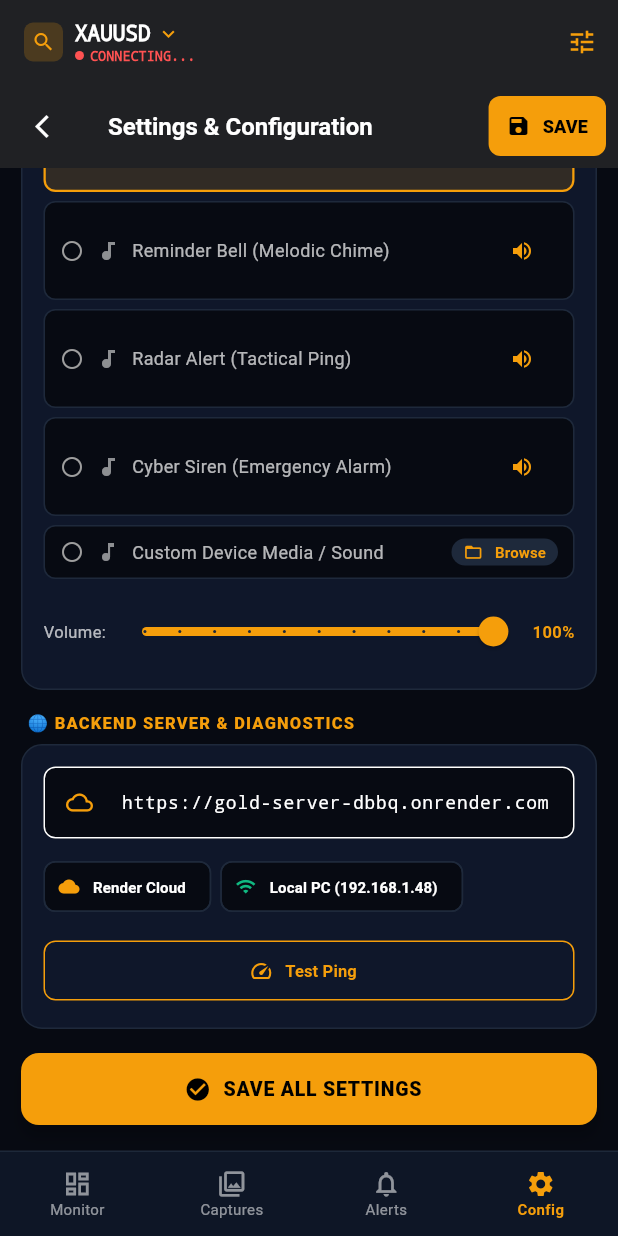
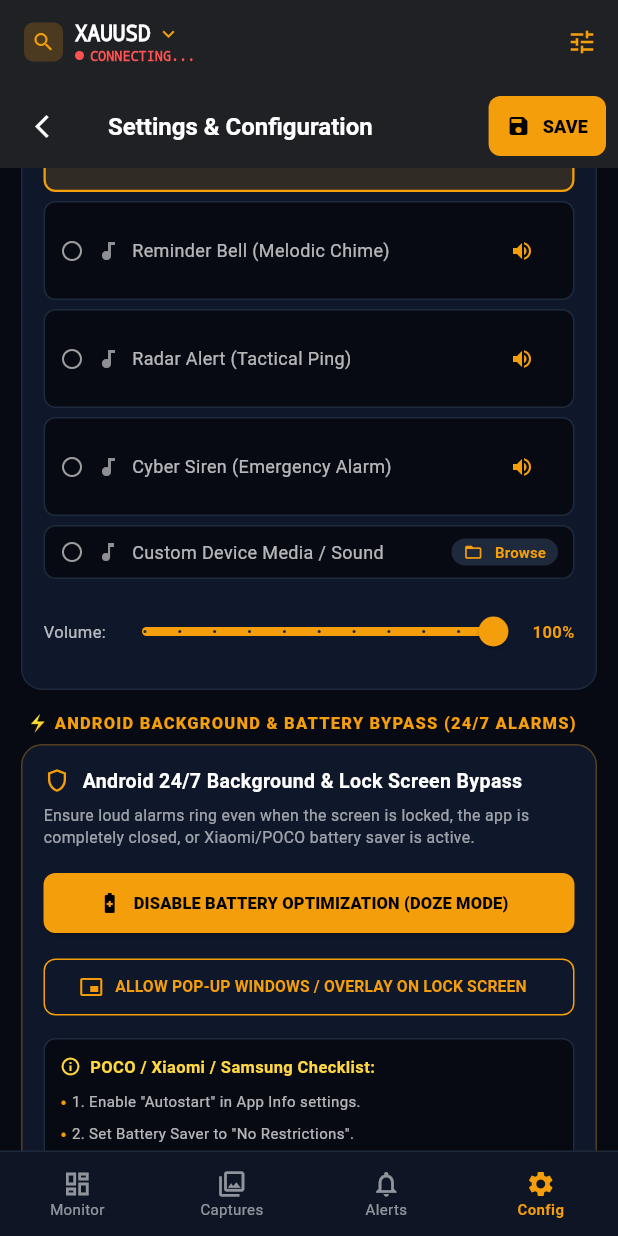
Before and after one commit to Jaspinder-18/gold_mobile_app-, a Flutter app: the screen it shows after launch, item 4 of the bottom bar chosen, scrolled down 1152 dp, on a phone screen of 412 x 824 dp. Run offline on Flutter 3.47's test engine with Material 3 defaults, Android fonts, the phone set to English and light mode, and no system bars; our stand-ins replace audioplayers, cached_network_image, file_picker, firebase_core, firebase_messaging, flutter_local_notifications and 3 more; missing offline and left inert: flutter_foreground_task; accounts and stored records are empty; network calls fail; statements that could not run were skipped.

Commit message:
fix(mobile): silent background service channel, battery optimization bypass, and custom price alert fixes

```diff
--- a/lib/screens/settings_screen.dart
+++ b/lib/screens/settings_screen.dart
@@ -288,7 +288,13 @@ class _SettingsScreenState extends State<SettingsScreen> {
 
           const SizedBox(height: 14),
 
-          // 5. SERVER DIAGNOSTICS & PING TEST
+          // 5. ANDROID BACKGROUND & BATTERY SECURITY BYPASS
+          _buildSectionHeader('⚡ ANDROID BACKGROUND & BATTERY BYPASS (24/7 ALARMS)'),
+          _buildAndroidSecurityBypassCard(),
+
+          const SizedBox(height: 14),
+
+          // 6. SERVER DIAGNOSTICS & PING TEST
           _buildSectionHeader('🌐 BACKEND SERVER & DIAGNOSTICS'),
           _buildServerDiagnosticsCard(),
 
@@ -1061,6 +1067,129 @@ class _SettingsScreenState extends State<SettingsScreen> {
     );
   }
 
+  Widget _buildAndroidSecurityBypassCard() {
+    return Container(
+      padding: const EdgeInsets.all(14),
+      decoration: BoxDecoration(
+        color: const Color(0xFF0F172A),
+        borderRadius: BorderRadius.circular(14),
+        border: Border.all(color: const Color(0xFFF59E0B).withValues(alpha: 0.3)),
+      ),
+      child: Column(
+        crossAxisAlignment: CrossAxisAlignment.start,
+        children: [
+          const Row(
+            children: [
+              Icon(Icons.shield_outlined, color: Color(0xFFF59E0B), size: 18),
+              SizedBox(width: 8),
+              Expanded(
+                child: Text(
+                  'Android 24/7 Background & Lock Screen Bypass',
+                  style: TextStyle(color: Colors.white, fontWeight: FontWeight.bold, fontSize: 13),
+                ),
+              ),
+            ],
+          ),
+          const SizedBox(height: 6),
+          const Text(
+            'Ensure loud alarms ring even when the screen is locked, the app is completely closed, or Xiaomi/POCO battery saver is active.',
+            style: TextStyle(color: Colors.white60, fontSize: 10.5, height: 1.4),
+          ),
+          const SizedBox(height: 12),
+
+          // 1. Battery Saver Exemption Button
+          ElevatedButton.icon(
+            icon: const Icon(Icons.battery_saver, color: Colors.black, size: 16),
+            label: const Text(
+              'DISABLE BATTERY OPTIMIZATION (DOZE MODE)',
+              style: TextStyle(color: Colors.black, fontWeight: FontWeight.w900, fontSize: 11),
+            ),
+            style: ElevatedButton.styleFrom(
+              backgroundColor: const Color(0xFFF59E0B),
+              minimumSize: const Size(double.infinity, 40),
+              shape: RoundedRectangleBorder(borderRadius: BorderRadius.circular(8)),
+            ),
+            onPressed: () async {
+              await _notificationService.requestIgnoreBatteryOptimization();
+              await _notificationService.openIgnoreBatteryOptimizationSettings();
+              if (mounted) {
+                ScaffoldMessenger.of(context).showSnackBar(
+                  const SnackBar(
+                    backgroundColor: Color(0xFF10B981),
+                    content: Text('✓ Set Battery Saver to "No Restrictions" for 24/7 background alerts.'),
+                  ),
+                );
+              }
+            },
+          ),
+
+          const SizedBox(height: 8),
+
+          // 2. Lock Screen Pop-Up Windows Button
+          OutlinedButton.icon(
+            icon: const Icon(Icons.picture_in_picture_alt, color: Color(0xFFF59E0B), size: 16),
+            label: const Text(
+              'ALLOW POP-UP WINDOWS / OVERLAY ON LOCK SCREEN',
+              style: TextStyle(color: Color(0xFFF59E0B), fontWeight: FontWeight.bold, fontSize: 10.5),
+            ),
+            style: OutlinedButton.styleFrom(
+              side: const BorderSide(color: Color(0xFFF59E0B)),
+              minimumSize: const Size(double.infinity, 38),
+              shape: RoundedRectangleBorder(borderRadius: BorderRadius.circular(8)),
+            ),
+            onPressed: () async {
+              await _notificationService.openSystemAlertWindowSettings();
+            },
+          ),
+
+          const SizedBox(height: 10),
+
+          // Xiaomi / POCO Checklist
+          Container(
+            padding: const EdgeInsets.all(10),
+            decoration: BoxDecoration(
+              color: const Color(0xFF070A12),
+              borderRadius: BorderRadius.circular(8),
+              border: Border.all(color: const Color(0xFF1E293B)),
+            ),
+            child: Column(
+              crossAxisAlignment: CrossAxisAlignment.start,
+              children: [
+                const Row(
+                  children: [
+                    Icon(Icons.info_outline, color: Colors.amberAccent, size: 14),
+                    SizedBox(width: 6),
+                    Text('POCO / Xiaomi / Samsung Checklist:', style: TextStyle(color: Colors.amberAccent, fontWeight: FontWeight.bold, fontSize: 11)),
+                  ],
+                ),
+                const SizedBox(height: 6),
+                _buildChecklistItem('1. Enable "Autostart" in App Info settings.'),
+                _buildChecklistItem('2. Set Battery Saver to "No Restrictions".'),
+                _buildChecklistItem('3. Allow "Display pop-up windows while running in background".'),
+                _buildChecklistItem('4. Allow "Show on Lock screen" notifications.'),
+              ],
+            ),
+          ),
+        ],
+      ),
+    );
+  }
+
+  Widget _buildChecklistItem(String text) {
+    return Padding(
+      padding: const EdgeInsets.symmetric(vertical: 2),
+      child: Row(
+        crossAxisAlignment: CrossAxisAlignment.start,
+        children: [
+          const Text('• ', style: TextStyle(color: Color(0xFFF59E0B), fontSize: 12, fontWeight: FontWeight.bold)),
+          Expanded(
+            child: Text(text, style: const TextStyle(color: Colors.white70, fontSize: 10)),
+          ),
+        ],
+      ),
+    );
+  }
+
   Widget _buildSectionHeader(String title) {
     return Padding(
       padding: const EdgeInsets.only(bottom: 6, left: 4),
--- a/lib/services/background_service.dart
+++ b/lib/services/background_service.dart
@@ -73,18 +73,20 @@ class BackgroundService {
   Future<void> initialize() async {
     FlutterForegroundTask.init(
       androidNotificationOptions: AndroidNotificationOptions(
-        channelId: 'gold_alarm_channel_v4',
-        channelName: '🚨 High Priority Price Level Alarms',
-        channelDescription: 'Real-time background price monitoring and high priority custom price alerts',
-        channelImportance: NotificationChannelImportance.HIGH,
-        priority: NotificationPriority.HIGH,
+        channelId: 'gold_bg_service_channel_silent',
+        channelName: '📊 Background Market Service',
+        channelDescription: 'Maintains live background connection for price monitoring',
+        channelImportance: NotificationChannelImportance.LOW,
+        priority: NotificationPriority.LOW,
+        playSound: false,
+        enableVibration: false,
       ),
       iosNotificationOptions: const IOSNotificationOptions(
-        showNotification: true,
-        playSound: true,
+        showNotification: false,
+        playSound: false,
       ),
       foregroundTaskOptions: ForegroundTaskOptions(
-        eventAction: ForegroundTaskEventAction.repeat(3000), // Check every 3s in background
+        eventAction: ForegroundTaskEventAction.repeat(30000), // Check every 30s silently in background
         autoRunOnBoot: true,
         allowWakeLock: true,
         allowWifiLock: true,
@@ -112,10 +114,10 @@ class BackgroundService {
 
       await FlutterForegroundTask.startService(
         serviceId: 256,
-        notificationTitle: '🚨 Gold & Multi-Asset Terminal',
+        notificationTitle: '📊 ALERT Terminal Service Active',
         notificationText: enabled && targetPrice > 0
-            ? '$symbol Target: \$${targetPrice.toStringAsFixed(2)} (ACTIVE MONITORING)'
-            : 'Live Market Monitoring Active',
+            ? '$symbol Target: \$${targetPrice.toStringAsFixed(2)} (Active Monitoring)'
+            : '$symbol Live Market Monitoring Active',
         callback: startCallback,
       );
 
```
Also changed, not shown: lib/services/notification_service.dart (+56 -1 lines), 1 other file.
